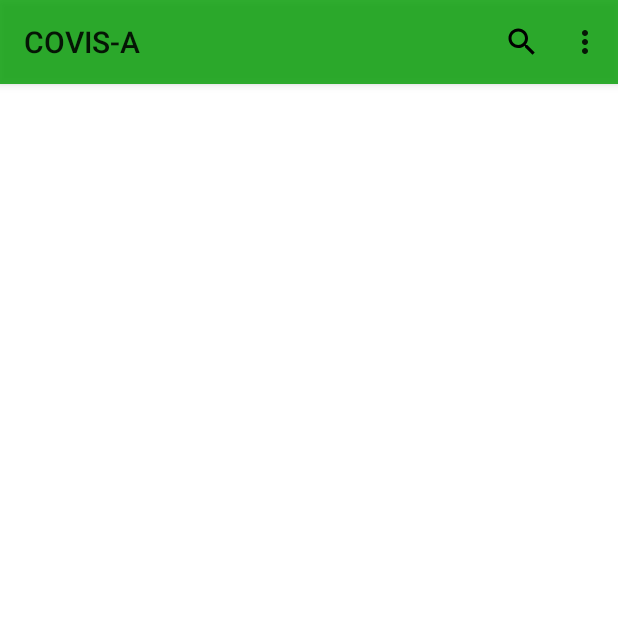
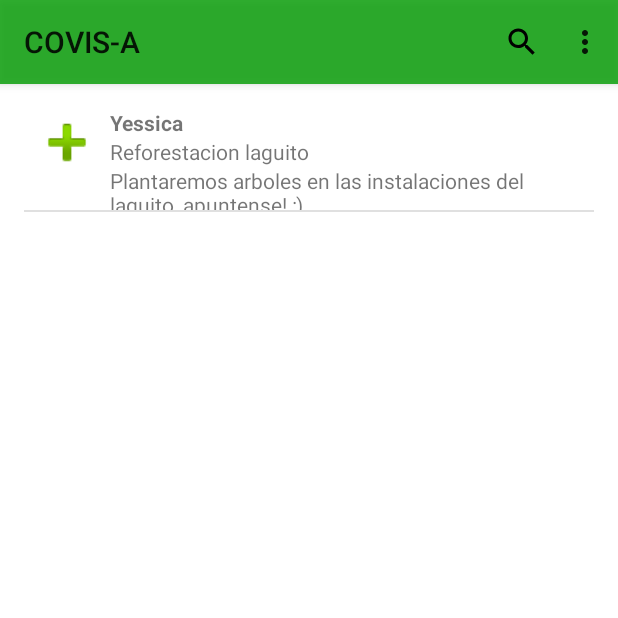
Before and after one commit to yescel/COVIS-A, an Android app: the screen it shows after launch (DashboardActivity), on a phone screen of 412 x 824 dp, the top half of it. Run offline under Robolectric (Android 15) with nearby library versions, the phone set to English and light mode, and no system bars.

Commit message:
Agregamos el list view, para la publicaciones

```diff
--- /dev/null
+++ b/app/src/main/java/com/tallerandroid/covis_a/AdaptadorLista.java
@@ -0,0 +1,68 @@
+package com.tallerandroid.covis_a;
+
+import android.widget.ArrayAdapter;
+import android.app.Activity;
+import android.view.LayoutInflater;
+import android.view.View;
+import android.view.ViewGroup;
+import android.widget.ArrayAdapter;
+import android.widget.CheckBox;
+import android.widget.CompoundButton;
+import android.widget.ImageView;
+import android.widget.TextView;
+import java.util.ArrayList;
+
+/**
+ * Created by yesce on 16/03/2017.
+ */
+
+
+
+public class AdaptadorLista extends ArrayAdapter {
+
+
+    Activity activity;
+    ArrayList<Publicacion> publicaciones;
+
+    public AdaptadorLista(Activity context, ArrayList<Publicacion> publicaciones){
+        super(context, R.layout.item_listview, publicaciones);
+        this.activity = context;
+        this.publicaciones = publicaciones;
+    }
+
+    @Override
+    public View getView(final int position, View convertView, ViewGroup parent) {
+
+        ViewHolder vh = null;
+
+        if (convertView == null) {
+            LayoutInflater inflater = activity.getLayoutInflater();
+            convertView = inflater.inflate(R.layout.item_listview, null);
+
+            vh = new ViewHolder();
+            vh.mImageViewUsuario = (ImageView)convertView.findViewById(R.id.ivUsuario);
+            vh.mTextViewUsuario = (TextView) convertView.findViewById(R.id.tvUsuario);
+            vh.mTextViewProyecto = (TextView) convertView.findViewById(R.id.tvProyecto);
+            vh.mTextViewDescripcion = (TextView) convertView.findViewById(R.id.tvDescripcion);
+
+            convertView.setTag(vh);
+
+        } else {
+            vh = (ViewHolder) convertView.getTag();
+        }
+
+        //vh.mImageViewUsuario.setImageDrawable(publicaciones.get(position).getImagenUsuario().getDrawable());
+        vh.mTextViewUsuario.setText(publicaciones.get(position).getUsuario());
+        vh.mTextViewProyecto.setText(publicaciones.get(position).getProyecto() + "");
+        vh.mTextViewDescripcion.setText(publicaciones.get(position).getDescripcion() + "");
+
+        return convertView;
+    }
+
+    static class ViewHolder{
+        ImageView mImageViewUsuario;
+        TextView mTextViewUsuario;
+        TextView mTextViewProyecto;
+        TextView mTextViewDescripcion;
+    }
+}
--- a/app/src/main/java/com/tallerandroid/covis_a/DashboardActivity.java
+++ b/app/src/main/java/com/tallerandroid/covis_a/DashboardActivity.java
@@ -3,13 +3,37 @@ package com.tallerandroid.covis_a;
 import android.support.v7.app.AppCompatActivity;
 import android.os.Bundle;
 import android.view.Menu;
+import android.widget.ImageView;
+import android.widget.ListView;
+
+import java.util.ArrayList;
 
 public class DashboardActivity extends AppCompatActivity {
+    ListView lvPublicaciones;
+    AdaptadorLista adaptadorLista;
+    ArrayList<Publicacion> publiciones;
+    Publicacion p;
 
     @Override
     protected void onCreate(Bundle savedInstanceState) {
         super.onCreate(savedInstanceState);
         setContentView(R.layout.activity_dashboard);
+
+        publiciones = new ArrayList<>();
+        p = new Publicacion();
+        p.setUsuario("Yessica");
+        p.setProyecto("Reforestacion laguito");
+        p.setDescripcion("Plantaremos arboles en las instalaciones del laguito, apuntense! ;)");
+
+        publiciones.add(p);
+
+        lvPublicaciones = (ListView) findViewById(R.id.lvPublicaciones);
+        adaptadorLista = new AdaptadorLista(this, publiciones);
+
+        lvPublicaciones.setAdapter(adaptadorLista);
+
+
+
     }
 
     @Override
--- /dev/null
+++ b/app/src/main/java/com/tallerandroid/covis_a/Publicacion.java
@@ -0,0 +1,47 @@
+package com.tallerandroid.covis_a;
+
+import android.widget.ImageView;
+
+/**
+ * Created by yesce on 16/03/2017.
+ */
+
+public class Publicacion {
+
+    String usuario;
+    String proyecto;
+    String descripcion;
+    ImageView imagenUsuario;
+
+    public String getUsuario() {
+        return usuario;
+    }
+
+    public void setUsuario(String usuario) {
+        this.usuario = usuario;
+    }
+
+    public String getProyecto(){
+        return  proyecto;
+    }
+
+    public void setProyecto(String proyecto) {
+        this.proyecto = proyecto;
+    }
+
+    public String getDescripcion(){
+        return descripcion;
+    }
+
+    public void setDescripcion(String descripcion) {
+        this.descripcion = descripcion;
+    }
+
+    public ImageView getImagenUsuario(){
+        return  imagenUsuario;
+    }
+
+    public void setImagenUsuario(ImageView imagenUsuario) {
+        this.imagenUsuario = imagenUsuario;
+    }
+}
--- a/app/src/main/res/layout/activity_dashboard.xml
+++ b/app/src/main/res/layout/activity_dashboard.xml
@@ -11,4 +11,8 @@
     tools:context="com.tallerandroid.covis_a.DashboardActivity"
     android:background="@color/cardview_light_background">
 
+    <ListView
+        android:layout_width="match_parent"
+        android:layout_height="match_parent"
+        android:id="@+id/lvPublicaciones" />
 </RelativeLayout>
--- /dev/null
+++ b/app/src/main/res/layout/item_listview.xml
@@ -0,0 +1,44 @@
+<?xml version="1.0" encoding="utf-8"?>
+<LinearLayout xmlns:android="http://schemas.android.com/apk/res/android"
+    xmlns:app="http://schemas.android.com/apk/res-auto"
+    android:layout_width="match_parent"
+    android:layout_height="match_parent"
+    android:descendantFocusability="blocksDescendants">
+
+
+    <ImageView
+        android:layout_width="57dp"
+        android:layout_height="46dp"
+        app:srcCompat="@android:drawable/ic_input_add"
+        android:id="@+id/ivUsuario" />
+
+    <LinearLayout
+        android:orientation="vertical"
+        android:layout_width="match_parent"
+        android:layout_height="68dp">
+
+        <TextView
+            android:id="@+id/tvUsuario"
+            android:text="Usuario"
+            android:textStyle="bold"
+            android:layout_width="290dp"
+            android:layout_height="wrap_content" />
+
+        <TextView
+            android:id="@+id/tvProyecto"
+            android:text="Proyecto"
+            android:textAppearance="@style/Base.TextAppearance.AppCompat.Small"
+            android:layout_width="333dp"
+            android:layout_height="wrap_content" />
+
+        <TextView
+            android:id="@+id/tvDescripcion"
+            android:text="Descripcion"
+            android:layout_alignParentRight="true"
+            android:layout_width="295dp"
+            android:layout_height="wrap_content" />
+
+    </LinearLayout>
+
+
+</LinearLayout>
```
